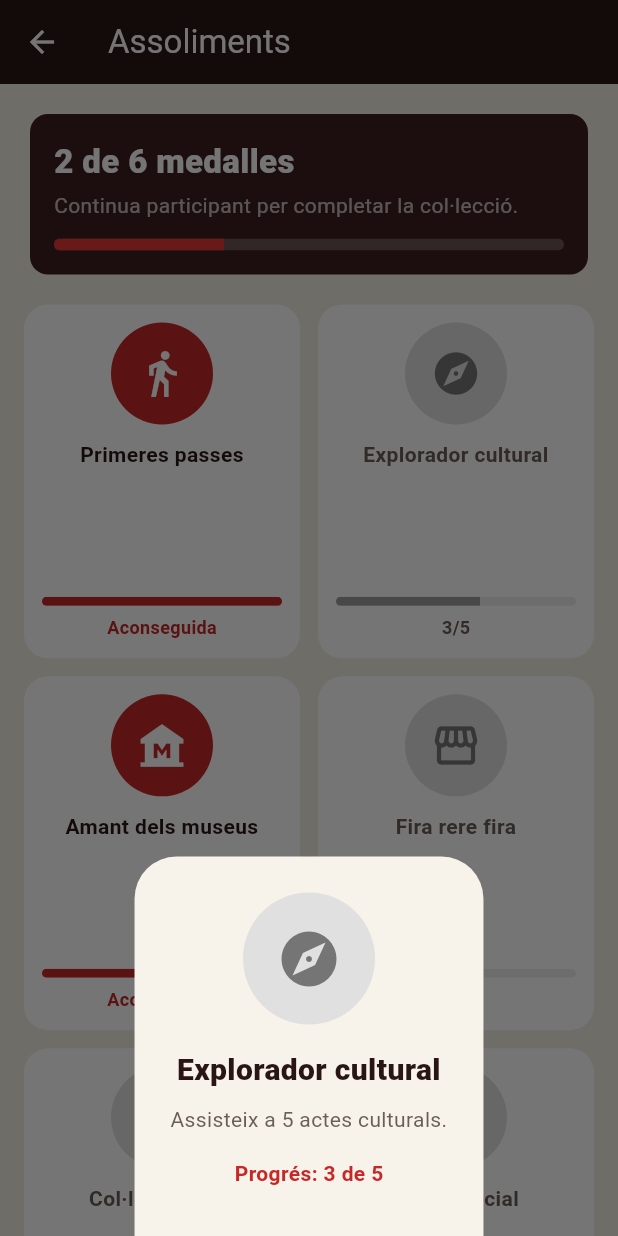
After one commit to pes2627q1-11-gei-upc/Caliu-FrontEnd, a Flutter app: the AchievementsScreen screen opened directly, after a tap on "Explorador cultural", on a phone screen of 412 x 824 dp. The commit adds this screen. Run offline on Flutter 3.47's test engine with Material 3 defaults, Android fonts, the phone set to English and light mode, and no system bars; our stand-ins replace flutter_secure_storage, geolocator, google_maps_flutter; accounts and stored records are empty; network calls fail; project files that could hold a hidden picture were left out.

Commit message:
task #177: afegeix catàleg d'assoliments

```diff
--- /dev/null
+++ b/lib/achievements_screen.dart
@@ -0,0 +1,393 @@
+import 'package:flutter/material.dart';
+
+import 'data/achievements_api.dart';
+import 'login_screen.dart';
+import 'theme/caliu_colors.dart';
+
+/// Catàleg complet d'assoliments amb el progrés de l'usuari (tasca #177,
+/// H.U #59): recompte, medalles amb barra de progrés i, en gris, les que
+/// encara no s'han desbloquejat.
+class AchievementsScreen extends StatefulWidget {
+  const AchievementsScreen({super.key, this.api, this.loginBuilder});
+
+  /// Per defecte, [createAchievementsApi].
+  final AchievementsApi? api;
+
+  /// Per als tests; per defecte, la pantalla de login de l'app.
+  final WidgetBuilder? loginBuilder;
+
+  @override
+  State<AchievementsScreen> createState() => _AchievementsScreenState();
+}
+
+class _AchievementsScreenState extends State<AchievementsScreen> {
+  late final AchievementsApi _api = widget.api ?? createAchievementsApi();
+
+  List<Achievement>? _achievements;
+  AchievementsApiException? _error;
+
+  @override
+  void initState() {
+    super.initState();
+    _load();
+  }
+
+  Future<void> _load() async {
+    setState(() => _error = null);
+    try {
+      final achievements = await _api.fetchAchievements();
+      if (!mounted) return;
+      setState(() => _achievements = achievements);
+    } on AchievementsApiException catch (e) {
+      if (!mounted) return;
+      setState(() => _error = e);
+    } catch (_) {
+      if (!mounted) return;
+      setState(
+        () => _error = const AchievementsApiException(
+          'No s\'han pogut carregar els assoliments',
+        ),
+      );
+    }
+  }
+
+  Future<void> _login() async {
+    final builder = widget.loginBuilder;
+    final loggedIn = await Navigator.of(context).push<bool>(
+      MaterialPageRoute<bool>(
+        builder: (context) => builder != null
+            ? builder(context)
+            : const LoginScreen(
+                notice: 'Inicia sessió per veure els teus assoliments.',
+              ),
+      ),
+    );
+    if (loggedIn == true) await _load();
+  }
+
+  void _showDetail(Achievement achievement) {
+    showModalBottomSheet<void>(
+      context: context,
+      backgroundColor: CaliuColors.beigeCard,
+      builder: (context) => _AchievementDetail(achievement: achievement),
+    );
+  }
+
+  @override
+  Widget build(BuildContext context) {
+    return Scaffold(
+      backgroundColor: CaliuColors.beige,
+      appBar: AppBar(
+        backgroundColor: CaliuColors.maroonDeep,
+        foregroundColor: Colors.white,
+        title: const Text('Assoliments'),
+      ),
+      body: _buildBody(),
+    );
+  }
+
+  Widget _buildBody() {
+    final error = _error;
+    if (error != null) {
+      return _Message(
+        icon: error.isUnauthorized ? Icons.lock_outline : Icons.cloud_off,
+        title: error.isUnauthorized
+            ? 'Inicia sessió per veure els teus assoliments'
+            : error.message,
+        action: error.isUnauthorized
+            ? FilledButton.icon(
+                onPressed: _login,
+                icon: const Icon(Icons.login),
+                label: const Text('Inicia sessió'),
+                style: FilledButton.styleFrom(backgroundColor: CaliuColors.red),
+              )
+            : FilledButton(
+                onPressed: _load,
+                style: FilledButton.styleFrom(backgroundColor: CaliuColors.red),
+                child: const Text('Tornar a provar'),
+              ),
+      );
+    }
+
+    final achievements = _achievements;
+    if (achievements == null) {
+      return const Center(
+        child: CircularProgressIndicator(color: CaliuColors.red),
+      );
+    }
+    if (achievements.isEmpty) {
+      return const _Message(
+        icon: Icons.emoji_events_outlined,
+        title: 'Encara no hi ha assoliments disponibles',
+      );
+    }
+
+    final unlocked = achievements.where((a) => a.unlocked).length;
+    return RefreshIndicator(
+      color: CaliuColors.red,
+      onRefresh: _load,
+      child: CustomScrollView(
+        physics: const AlwaysScrollableScrollPhysics(),
+        slivers: [
+          SliverToBoxAdapter(
+            child: _Summary(unlocked: unlocked, total: achievements.length),
+          ),
+          SliverPadding(
+            padding: const EdgeInsets.fromLTRB(16, 0, 16, 24),
+            sliver: SliverGrid.builder(
+              gridDelegate: const SliverGridDelegateWithMaxCrossAxisExtent(
+                maxCrossAxisExtent: 220,
+                mainAxisSpacing: 12,
+                crossAxisSpacing: 12,
+                childAspectRatio: 0.78,
+              ),
+              itemCount: achievements.length,
+              itemBuilder: (context, index) {
+                final achievement = achievements[index];
+                return _MedalCard(
+                  key: ValueKey(achievement.id),
+                  achievement: achievement,
+                  onTap: () => _showDetail(achievement),
+                );
+              },
+            ),
+          ),
+        ],
+      ),
+    );
+  }
+}
+
+/// Icona de cada medalla segons la clau que envia el servidor.
+IconData achievementIcon(String key) => switch (key) {
+  'steps' => Icons.directions_walk,
+  'explore' => Icons.explore,
+  'museum' => Icons.museum,
+  'fair' => Icons.storefront,
+  'favorite' => Icons.favorite,
+  'people' => Icons.groups,
+  _ => Icons.emoji_events,
+};
+
+/// "3/5" o, si ja està desbloquejada, "Aconseguida".
+String achievementProgressLabel(Achievement achievement) => achievement.unlocked
+    ? 'Aconseguida'
+    : '${achievement.progress}/${achievement.target}';
+
+class _Summary extends StatelessWidget {
+  const _Summary({required this.unlocked, required this.total});
+
+  final int unlocked;
+  final int total;
+
+  @override
+  Widget build(BuildContext context) {
+    return Padding(
+      padding: const EdgeInsets.all(16),
+      child: Card(
+        color: CaliuColors.maroon,
+        elevation: 0,
+        child: Padding(
+          padding: const EdgeInsets.all(16),
+          child: Column(
+            crossAxisAlignment: CrossAxisAlignment.start,
+            children: [
+              Text(
+                '$unlocked de $total medalles',
+                style: const TextStyle(
+                  color: Colors.white,
+                  fontSize: 22,
+                  fontWeight: FontWeight.w800,
+                ),
+              ),
+              const SizedBox(height: 4),
+              Text(
+                unlocked == total
+                    ? 'Has completat la col·lecció!'
+                    : 'Continua participant per completar la col·lecció.',
+                style: const TextStyle(color: Colors.white70),
+              ),
+              const SizedBox(height: 12),
+              ClipRRect(
+                borderRadius: BorderRadius.circular(4),
+                child: LinearProgressIndicator(
+                  key: const Key('collection-progress'),
+                  value: total == 0 ? 0 : unlocked / total,
+                  minHeight: 8,
+                  color: CaliuColors.redSoft,
+                  backgroundColor: Colors.white24,
+                ),
+              ),
+            ],
+          ),
+        ),
+      ),
+    );
+  }
+}
+
+class _MedalCard extends StatelessWidget {
+  const _MedalCard({super.key, required this.achievement, required this.onTap});
+
+  final Achievement achievement;
+  final VoidCallback onTap;
+
+  @override
+  Widget build(BuildContext context) {
+    final unlocked = achievement.unlocked;
+    return Material(
+      color: Colors.white,
+      borderRadius: BorderRadius.circular(16),
+      child: InkWell(
+        borderRadius: BorderRadius.circular(16),
+        onTap: onTap,
+        child: Padding(
+          padding: const EdgeInsets.all(12),
+          child: Column(
+            children: [
+              Medal(achievement: achievement, radius: 34),
+              const SizedBox(height: 10),
+              Text(
+                achievement.title,
+                textAlign: TextAlign.center,
+                maxLines: 2,
+                overflow: TextOverflow.ellipsis,
+                style: TextStyle(
+                  fontWeight: FontWeight.w700,
+                  color: unlocked
+                      ? CaliuColors.maroonDeep
+                      : CaliuColors.textMuted,
+                ),
+              ),
+              const Spacer(),
+              ClipRRect(
+                borderRadius: BorderRadius.circular(4),
+                child: LinearProgressIndicator(
+                  value: achievement.fraction,
+                  minHeight: 6,
+                  color: unlocked ? CaliuColors.red : Colors.grey,
+                  backgroundColor: Colors.grey.shade200,
+                ),
+              ),
+              const SizedBox(height: 6),
+              Text(
+                achievementProgressLabel(achievement),
+                style: TextStyle(
+                  fontSize: 12,
+                  fontWeight: FontWeight.w600,
+                  color: unlocked ? CaliuColors.red : CaliuColors.textMuted,
+                ),
+              ),
+            ],
+          ),
+        ),
+      ),
+    );
+  }
+}
+
+/// Medalla circular: de color si està desbloquejada, en gris si no.
+class Medal extends StatelessWidget {
+  const Medal({super.key, required this.achievement, this.radius = 30});
+
+  final Achievement achievement;
+  final double radius;
+
+  @override
+  Widget build(BuildContext context) {
+    final unlocked = achievement.unlocked;
+    return Semantics(
+      label: unlocked ? 'Medalla aconseguida' : 'Medalla bloquejada',
+      child: CircleAvatar(
+        radius: radius,
+        backgroundColor: unlocked ? CaliuColors.red : Colors.grey.shade300,
+        foregroundColor: unlocked ? Colors.white : Colors.grey.shade600,
+        child: Icon(achievementIcon(achievement.icon), size: radius),
+      ),
+    );
+  }
+}
+
+class _AchievementDetail extends StatelessWidget {
+  const _AchievementDetail({required this.achievement});
+
+  final Achievement achievement;
+
+  @override
+  Widget build(BuildContext context) {
+    return SafeArea(
+      child: Padding(
+        padding: const EdgeInsets.fromLTRB(24, 24, 24, 32),
+        child: Column(
+          mainAxisSize: MainAxisSize.min,
+          children: [
+            Medal(achievement: achievement, radius: 44),
+            const SizedBox(height: 16),
+            Text(
+              achievement.title,
+              textAlign: TextAlign.center,
+              style: const TextStyle(
+                fontSize: 20,
+                fontWeight: FontWeight.w800,
+                color: CaliuColors.maroonDeep,
+              ),
+            ),
+            const SizedBox(height: 8),
+            Text(
+              achievement.description,
+              textAlign: TextAlign.center,
+              style: const TextStyle(color: CaliuColors.textMuted),
+            ),
+            const SizedBox(height: 16),
+            Text(
+              achievement.unlocked
+                  ? 'Aconseguida!'
+                  : 'Progrés: ${achievement.progress} de ${achievement.target}',
+              style: const TextStyle(
+                fontWeight: FontWeight.w700,
+                color: CaliuColors.red,
+              ),
+            ),
+          ],
+        ),
+      ),
+    );
+  }
+}
+
+class _Message extends StatelessWidget {
+  const _Message({required this.icon, required this.title, this.action});
+
+  final IconData icon;
+  final String title;
+  final Widget? action;
+
+  @override
+  Widget build(BuildContext context) {
+    return Center(
+      child: Padding(
+        padding: const EdgeInsets.all(32),
+        child: Column(
+          mainAxisSize: MainAxisSize.min,
+          children: [
+            Icon(icon, size: 56, color: CaliuColors.textMuted),
+            const SizedBox(height: 16),
+            Text(
+              title,
+              textAlign: TextAlign.center,
+              style: const TextStyle(
+                fontSize: 17,
+                fontWeight: FontWeight.w700,
+                color: CaliuColors.maroonDeep,
+              ),
+            ),
+            if (action case final action?) ...[
+              const SizedBox(height: 20),
+              action,
+            ],
+          ],
+        ),
+      ),
+    );
+  }
+}
--- /dev/null
+++ b/lib/data/achievements_api.dart
@@ -0,0 +1,165 @@
+import 'auth_session.dart';
+
+class AchievementsApiException implements Exception {
+  const AchievementsApiException(this.message, {this.statusCode});
+
+  final String message;
+  final int? statusCode;
+
+  bool get isUnauthorized => statusCode == 401;
+
+  @override
+  String toString() => message;
+}
+
+/// Una medalla del catàleg amb el progrés de l'usuari (H.U #59).
+class Achievement {
+  const Achievement({
+    required this.id,
+    required this.title,
+    required this.description,
+    required this.target,
+    this.progress = 0,
+    this.icon = 'medal',
+  });
+
+  final String id;
+  final String title;
+
+  /// Regla per aconseguir-la, p. ex. "Assisteix a 5 actes".
+  final String description;
+
+  /// Límit definit a les regles.
+  final int target;
+
+  /// Progrés acumulat de l'usuari.
+  final int progress;
+
+  /// Clau de la icona (vegeu `achievementIcon` a la pantalla).
+  final String icon;
+
+  /// Desbloquejada en arribar al límit.
+  bool get unlocked => progress >= target;
+
+  /// Fracció de 0 a 1 per a la barra de progrés.
+  double get fraction => target <= 0 ? 1 : (progress / target).clamp(0, 1);
+
+  factory Achievement.fromJson(Map<String, dynamic> json) {
+    final id = json['id'];
+    final title = json['title'];
+    final target = json['target'];
+    if (id is! String || title is! String || target is! num) {
+      throw const AchievementsApiException(
+        'L\'assoliment rebut no té el format esperat.',
+      );
+    }
+    final progress = json['progress'];
+    return Achievement(
+      id: id,
+      title: title,
+      description: json['description']?.toString() ?? '',
+      target: target.toInt(),
+      progress: progress is num ? progress.toInt() : 0,
+      icon: json['icon']?.toString() ?? 'medal',
+    );
+  }
+}
+
+/// Catàleg d'assoliments amb el progrés de l'usuari autenticat.
+///
+/// El backend encara no l'exposa (tasques #175 i #176). Proposta de contracte
+/// (pendent de confirmar a l'OpenAPI del backend):
+/// - `GET /achievements` → `{ "items": [{ "id", "title", "description",
+///   "icon", "target", "progress" }] }`; 401 sense JWT vàlid
+abstract interface class AchievementsApi {
+  Future<List<Achievement>> fetchAchievements();
+}
+
+/// Instància que fa servir l'app. Quan el backend estigui llest, aquí es
+/// canviarà la implementació simulada per la HTTP.
+AchievementsApi createAchievementsApi({AuthSessionStore? session}) =>
+    MockAchievementsApi(session: session ?? AuthSession());
+
+/// Implementació amb dades simulades mentre no hi ha backend.
+class MockAchievementsApi implements AchievementsApi {
+  MockAchievementsApi({
+    this.session,
+    List<Achievement>? seed,
+    this.latency = const Duration(milliseconds: 300),
+  }) : _achievements = List.unmodifiable(seed ?? sampleAchievements);
+
+  /// Si és null no es comprova la sessió.
+  final AuthSessionStore? session;
+
+  /// Retard artificial per simular la xarxa (zero als tests).
+  final Duration latency;
+
+  final List<Achievement> _achievements;
+
+  @override
+  Future<List<Achievement>> fetchAchievements() async {
+    if (latency > Duration.zero) await Future<void>.delayed(latency);
+    final session = this.session;
+    if (session != null) {
+      final token = await session.readToken();
+      if (token == null || token.isEmpty) {
+        throw const AchievementsApiException(
+          'Cal iniciar sessió per veure els teus assoliments',
+          statusCode: 401,
+        );
+      }
+    }
+    return _achievements;
+  }
+}
+
+/// Catàleg simulat. El nombre i les regles reals els ha de definir l'equip.
+const sampleAchievements = [
+  Achievement(
+    id: 'first-event',
+    title: 'Primeres passes',
+    description: 'Assisteix al teu primer acte cultural.',
+    target: 1,
+    progress: 1,
+    icon: 'steps',
+  ),
+  Achievement(
+    id: 'explorer',
+    title: 'Explorador cultural',
+    description: 'Assisteix a 5 actes culturals.',
+    target: 5,
+    progress: 3,
+    icon: 'explore',
+  ),
+  Achievement(
+    id: 'museums',
+    title: 'Amant dels museus',
+    description: 'Assisteix a 3 exposicions.',
+    target: 3,
+    progress: 3,
+    icon: 'museum',
+  ),
+  Achievement(
+    id: 'fairs',
+    title: 'Fira rere fira',
+    description: 'Assisteix a 3 fires.',
+    target: 3,
+    progress: 1,
+    icon: 'fair',
+  ),
+  Achievement(
+    id: 'collector',
+    title: 'Col·leccionista',
+    description: 'Desa 10 esdeveniments a Preferits.',
+    target: 10,
+    progress: 4,
+    icon: 'favorite',
+  ),
+  Achievement(
+    id: 'social',
+    title: 'Ànima social',
+    description: 'Segueix 5 persones de la comunitat.',
+    target: 5,
+    icon: 'people',
+  ),
+];
```
Also changed, not shown: lib/profile_screen.dart (+13 -0 lines), 2 other files.
